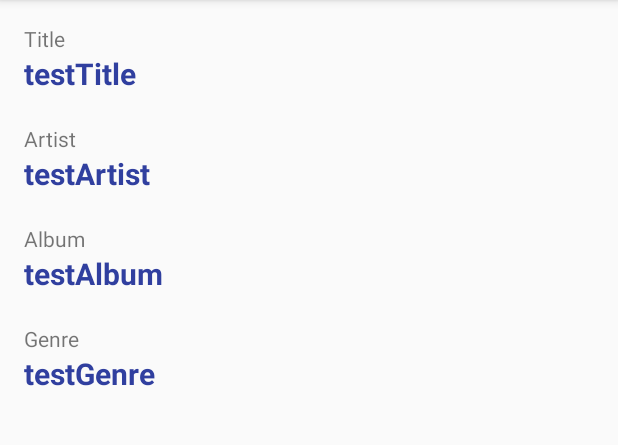
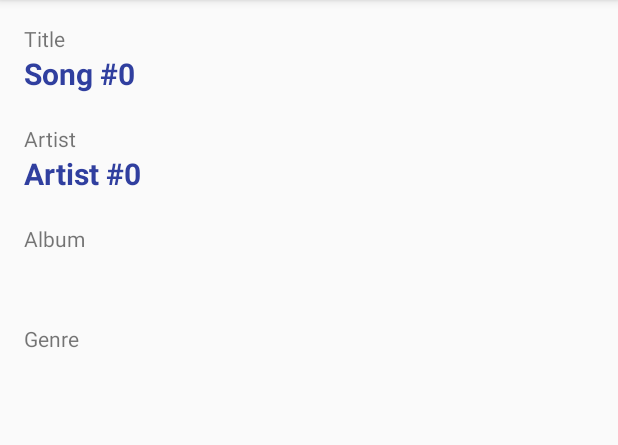
Before and after one commit to MarritL/MarritLeenstra-pset31, an Android app: the screen it shows after launch (SongActivity), after a tap on an icon or button, on a phone screen of 412 x 824 dp, the part 84-529 px from its top. Run offline under Robolectric (Android 15) with nearby library versions, the phone set to English and light mode, and no system bars.

Commit message:
Added extra intent so that the right item is displayed in the SongActivity

```diff
--- a/app/src/main/java/marrit/marritleenstra_pset31/MyActivityListener.java
+++ b/app/src/main/java/marrit/marritleenstra_pset31/MyActivityListener.java
@@ -3,6 +3,8 @@ package marrit.marritleenstra_pset31;
 import android.content.Intent;
 import android.view.View;
 import android.widget.AdapterView;
+
+import java.util.UUID;
 
 /**
  * Created by Marrit on 28-9-2017.
@@ -13,7 +15,11 @@ public class MyActivityListener implements AdapterView.OnItemClickListener {
     @Override
     public void onItemClick(AdapterView parent, View view, int position, long id) {
 
+        Song song = (Song) parent.getItemAtPosition(position);
+        UUID mId = song.getID();
+        //Intent intent = SongListActivity.newIntent(SongListActivity, SongListActivity.i.getId());
         Intent intent = new Intent(view.getContext(), SongActivity.class);
+        intent.putExtra("SONG_ID", mId);
         view.getContext().startActivity(intent);
     }
 }
--- a/app/src/main/java/marrit/marritleenstra_pset31/Song.java
+++ b/app/src/main/java/marrit/marritleenstra_pset31/Song.java
@@ -24,7 +24,7 @@ public class Song {
     }
 
     // getters and setters for all fields
-    public UUID getId() {
+    public UUID getID() {
         return mId;
     }
 
--- a/app/src/main/java/marrit/marritleenstra_pset31/SongActivity.java
+++ b/app/src/main/java/marrit/marritleenstra_pset31/SongActivity.java
@@ -3,6 +3,8 @@ package marrit.marritleenstra_pset31;
 import android.os.Bundle;
 import android.support.v7.app.AppCompatActivity;
 import android.widget.TextView;
+
+import java.util.UUID;
 
 
 public class SongActivity extends AppCompatActivity {
@@ -18,26 +20,25 @@ public class SongActivity extends AppCompatActivity {
         super.onCreate(savedInstanceState);
         setContentView(R.layout.activity_song);
 
-        mSong = new Song();
+        UUID songId = (UUID) getIntent().getSerializableExtra("SONG_ID");
+        // mSong = new Song;
+        mSong = SongLab.getSong(songId);
+
 
         mSongTitle = (TextView) findViewById(R.id.song_title);
-        // TODO get songTitle
-        mSong.setTitle("testTitle");
+        mSong.setTitle(mSong.getTitle());
         mSongTitle.setText(mSong.getTitle());
 
         mSongArtist = (TextView) findViewById(R.id.song_artist);
-        // TODO get songArtist
-        mSong.setArtist("testArtist");
+        mSong.setArtist(mSong.getArtist());
         mSongArtist.setText(mSong.getArtist());
 
         mSongAlbum = (TextView) findViewById(R.id.song_album);
-        // TODO get songArtist
-        mSong.setAlbum("testAlbum");
+        mSong.setAlbum(mSong.getAlbum());
         mSongAlbum.setText(mSong.getAlbum());
 
         mSongGenre = (TextView) findViewById(R.id.song_genre);
-        // TODO get songArtist
-        mSong.setGenre("testGenre");
+        mSong.setGenre(mSong.getGenre());
         mSongGenre.setText(mSong.getGenre());
     }
 }
--- a/app/src/main/java/marrit/marritleenstra_pset31/SongLab.java
+++ b/app/src/main/java/marrit/marritleenstra_pset31/SongLab.java
@@ -16,7 +16,7 @@ import java.util.UUID;
 public class SongLab {
     private static SongLab sSongLab;
 
-    private ArrayList<Song> mSongs;
+    private static ArrayList<Song> mSongs;
 
     public static SongLab get(Context context) {
         if (sSongLab == null) {
@@ -42,9 +42,9 @@ public class SongLab {
         return mSongs;
     }
 
-    public Song getSong(UUID id) {
+    public static Song getSong(UUID id) {
         for (Song song : mSongs) {
-            if (song.getId().equals(id)) {
+            if (song.getID().equals(id)) {
                 return song;
             }
         }
--- a/app/src/main/java/marrit/marritleenstra_pset31/SongListActivity.java
+++ b/app/src/main/java/marrit/marritleenstra_pset31/SongListActivity.java
@@ -2,6 +2,8 @@ package marrit.marritleenstra_pset31;
 
 import android.app.Activity;
 import android.app.ListActivity;
+import android.content.Context;
+import android.content.Intent;
 import android.os.Bundle;
 
 import android.widget.ListView;
@@ -9,6 +11,7 @@ import android.widget.ListView;
 
 import java.util.ArrayList;
 import java.util.List;
+import java.util.UUID;
 
 
 /**
@@ -21,6 +24,9 @@ public class SongListActivity extends ListActivity {
     // declare variables
     private ArrayList<Song> mSongs = new ArrayList<Song>();
     private SongAdapter mAdapter;
+
+    // add static strings for key-value pairs
+    public static final String EXTRA_SONG_ID = "marrit.marritleenstra_pset31.SongId";
 
     public void onCreate(Bundle savedInstanceState) {
         super.onCreate(savedInstanceState);
@@ -47,4 +53,10 @@ public class SongListActivity extends ListActivity {
         lv.setOnItemClickListener(new MyActivityListener());
 
     }
+
+    public static Intent newIntent(Context packageContext, UUID mId) {
+        Intent intent = new Intent(packageContext, SongActivity.class);
+        intent.putExtra(EXTRA_SONG_ID, mId);
+        return intent;
+    }
 }
```
